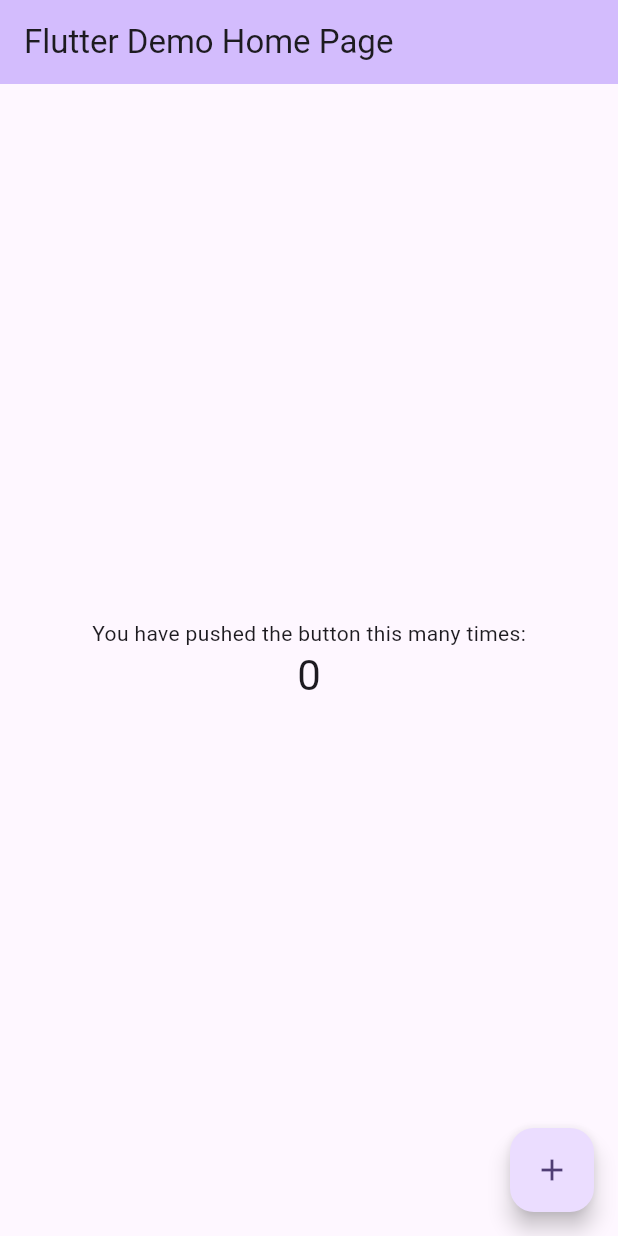
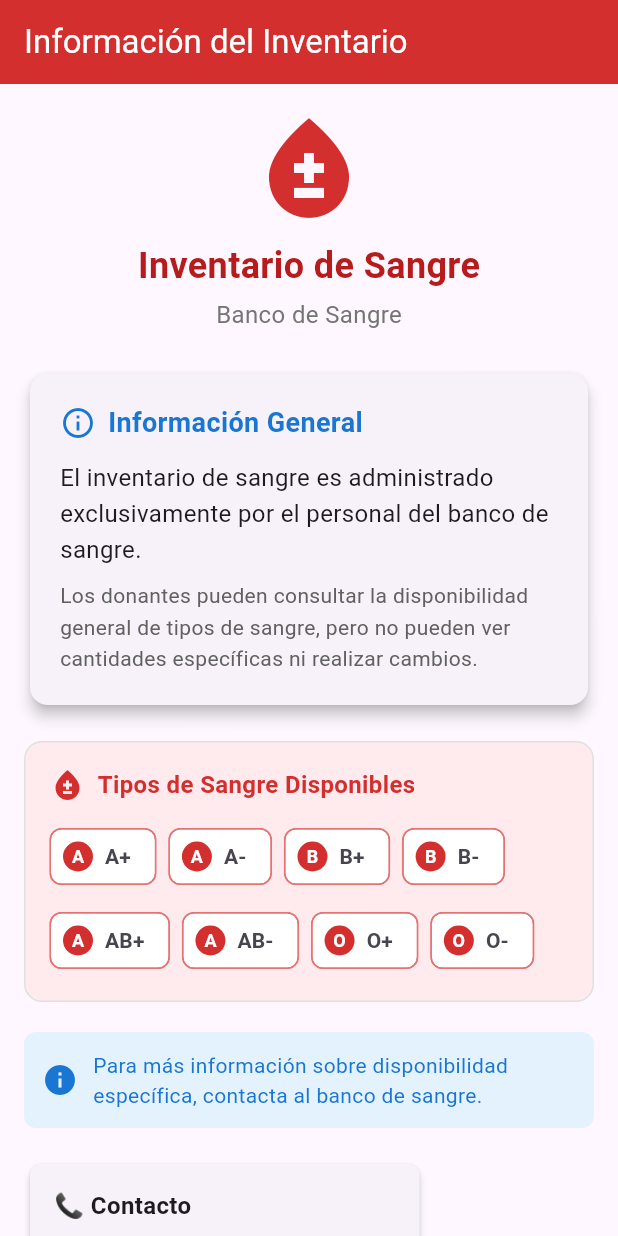
Before and after one commit to ivonny1704-coder/banco-sangre-app, a Flutter app: the screen it shows after launch, on a phone screen of 412 x 824 dp. Run offline on Flutter 3.47's test engine with Material 3 defaults, Android fonts, the phone set to English and light mode, and no system bars.

Commit message:
feat: pantalla de inventario en Flutter

```diff
--- a/lib/main.dart
+++ b/lib/main.dart
@@ -1,4 +1,5 @@
 import 'package:flutter/material.dart';
+import 'screens/inventario/inventario_screen.dart';
 
 void main() {
   runApp(const MyApp());
@@ -7,116 +8,13 @@ void main() {
 class MyApp extends StatelessWidget {
   const MyApp({super.key});
 
-  // This widget is the root of your application.
   @override
   Widget build(BuildContext context) {
     return MaterialApp(
-      title: 'Flutter Demo',
-      theme: ThemeData(
-        // This is the theme of your application.
-        //
-        // TRY THIS: Try running your application with "flutter run". You'll see
-        // the application has a purple toolbar. Then, without quitting the app,
-        // try changing the seedColor in the colorScheme below to Colors.green
-        // and then invoke "hot reload" (save your changes or press the "hot
-        // reload" button in a Flutter-supported IDE, or press "r" if you used
-        // the command line to start the app).
-        //
-        // Notice that the counter didn't reset back to zero; the application
-        // state is not lost during the reload. To reset the state, use hot
-        // restart instead.
-        //
-        // This works for code too, not just values: Most code changes can be
-        // tested with just a hot reload.
-        colorScheme: .fromSeed(seedColor: Colors.deepPurple),
-      ),
-      home: const MyHomePage(title: 'Flutter Demo Home Page'),
+      title: 'Banco de Sangre',
+      theme: ThemeData(primarySwatch: Colors.red, useMaterial3: true),
+      home: const InventarioScreen(), // ← Pantalla de inventario
+      debugShowCheckedModeBanner: false,
     );
   }
 }
-
-class MyHomePage extends StatefulWidget {
-  const MyHomePage({super.key, required this.title});
-
-  // This widget is the home page of your application. It is stateful, meaning
-  // that it has a State object (defined below) that contains fields that affect
-  // how it looks.
-
-  // This class is the configuration for the state. It holds the values (in this
-  // case the title) provided by the parent (in this case the App widget) and
-  // used by the build method of the State. Fields in a Widget subclass are
-  // always marked "final".
-
-  final String title;
-
-  @override
-  State<MyHomePage> createState() => _MyHomePageState();
-}
-
-class _MyHomePageState extends State<MyHomePage> {
-  int _counter = 0;
-
-  void _incrementCounter() {
-    setState(() {
-      // This call to setState tells the Flutter framework that something has
-      // changed in this State, which causes it to rerun the build method below
-      // so that the display can reflect the updated values. If we changed
-      // _counter without calling setState(), then the build method would not be
-      // called again, and so nothing would appear to happen.
-      _counter++;
-    });
-  }
-
-  @override
-  Widget build(BuildContext context) {
-    // This method is rerun every time setState is called, for instance as done
-    // by the _incrementCounter method above.
-    //
-    // The Flutter framework has been optimized to make rerunning build methods
-    // fast, so that you can just rebuild anything that needs updating rather
-    // than having to individually change instances of widgets.
-    return Scaffold(
-      appBar: AppBar(
-        // TRY THIS: Try changing the color here to a specific color (to
-        // Colors.amber, perhaps?) and trigger a hot reload to see the AppBar
-        // change color while the other colors stay the same.
-        backgroundColor: Theme.of(context).colorScheme.inversePrimary,
-        // Here we take the value from the MyHomePage object that was created by
-        // the App.build method, and use it to set our appbar title.
-        title: Text(widget.title),
-      ),
-      body: Center(
-        // Center is a layout widget. It takes a single child and positions it
-        // in the middle of the parent.
-        child: Column(
-          // Column is also a layout widget. It takes a list of children and
-          // arranges them vertically. By default, it sizes itself to fit its
-          // children horizontally, and tries to be as tall as its parent.
-          //
-          // Column has various properties to control how it sizes itself and
-          // how it positions its children. Here we use mainAxisAlignment to
-          // center the children vertically; the main axis here is the vertical
-          // axis because Columns are vertical (the cross axis would be
-          // horizontal).
-          //
-          // TRY THIS: Invoke "debug painting" (choose the "Toggle Debug Paint"
-          // action in the IDE, or press "p" in the console), to see the
-          // wireframe for each widget.
-          mainAxisAlignment: .center,
-          children: [
-            const Text('You have pushed the button this many times:'),
-            Text(
-              '$_counter',
-              style: Theme.of(context).textTheme.headlineMedium,
-            ),
-          ],
-        ),
-      ),
-      floatingActionButton: FloatingActionButton(
-        onPressed: _incrementCounter,
-        tooltip: 'Increment',
-        child: const Icon(Icons.add),
-      ),
-    );
-  }
-}
--- a/lib/routes/app_routes.dart
+++ b/lib/routes/app_routes.dart
@@ -0,0 +1,5 @@
+// Agregar al inicio del archivo
+import '../screens/inventario/inventario_screen.dart';
+
+// Dentro de la lista de rutas, agregar:
+'/inventario': (context) => const InventarioScreen(),
--- a/lib/screens/inventario/inventario_screen.dart
+++ b/lib/screens/inventario/inventario_screen.dart
@@ -0,0 +1,222 @@
+import 'package:flutter/material.dart';
+
+class InventarioScreen extends StatelessWidget {
+  const InventarioScreen({super.key});
+
+  @override
+  Widget build(BuildContext context) {
+    return Scaffold(
+      appBar: AppBar(
+        title: const Text('Información del Inventario'),
+        backgroundColor: Colors.red.shade700,
+        foregroundColor: Colors.white,
+        elevation: 0,
+      ),
+      body: SingleChildScrollView(
+        padding: const EdgeInsets.all(16.0),
+        child: Column(
+          crossAxisAlignment: CrossAxisAlignment.start,
+          children: [
+            // Icono y título
+            Center(
+              child: Column(
+                children: [
+                  Icon(Icons.bloodtype, size: 80, color: Colors.red.shade700),
+                  const SizedBox(height: 8),
+                  Text(
+                    'Inventario de Sangre',
+                    style: TextStyle(
+                      fontSize: 24,
+                      fontWeight: FontWeight.bold,
+                      color: Colors.red.shade900,
+                    ),
+                  ),
+                  const SizedBox(height: 4),
+                  Text(
+                    'Banco de Sangre',
+                    style: TextStyle(fontSize: 16, color: Colors.grey.shade600),
+                  ),
+                ],
+              ),
+            ),
+
+            const SizedBox(height: 24),
+
+            // Tarjeta informativa
+            Card(
+              elevation: 4,
+              shape: RoundedRectangleBorder(
+                borderRadius: BorderRadius.circular(12),
+              ),
+              child: Padding(
+                padding: const EdgeInsets.all(20.0),
+                child: Column(
+                  crossAxisAlignment: CrossAxisAlignment.start,
+                  children: [
+                    Row(
+                      children: [
+                        Icon(Icons.info_outline, color: Colors.blue.shade700),
+                        const SizedBox(width: 8),
+                        Text(
+                          'Información General',
+                          style: TextStyle(
+                            fontSize: 18,
+                            fontWeight: FontWeight.bold,
+                            color: Colors.blue.shade700,
+                          ),
+                        ),
+                      ],
+                    ),
+                    const SizedBox(height: 12),
+                    Text(
+                      'El inventario de sangre es administrado exclusivamente por el personal del banco de sangre.',
+                      style: TextStyle(fontSize: 16, height: 1.5),
+                    ),
+                    const SizedBox(height: 8),
+                    Text(
+                      'Los donantes pueden consultar la disponibilidad general de tipos de sangre, pero no pueden ver cantidades específicas ni realizar cambios.',
+                      style: TextStyle(
+                        fontSize: 14,
+                        color: Colors.grey.shade700,
+                        height: 1.5,
+                      ),
+                    ),
+                  ],
+                ),
+              ),
+            ),
+
+            const SizedBox(height: 20),
+
+            // Tipos de sangre disponibles
+            Container(
+              padding: const EdgeInsets.all(16),
+              decoration: BoxDecoration(
+                border: Border.all(color: Colors.grey.shade300),
+                borderRadius: BorderRadius.circular(12),
+                color: Colors.red.shade50,
+              ),
+              child: Column(
+                crossAxisAlignment: CrossAxisAlignment.start,
+                children: [
+                  Row(
+                    children: [
+                      Icon(Icons.bloodtype, color: Colors.red.shade700),
+                      const SizedBox(width: 8),
+                      Text(
+                        'Tipos de Sangre Disponibles',
+                        style: TextStyle(
+                          fontWeight: FontWeight.bold,
+                          fontSize: 16,
+                          color: Colors.red.shade700,
+                        ),
+                      ),
+                    ],
+                  ),
+                  const SizedBox(height: 12),
+                  Wrap(
+                    spacing: 8,
+                    runSpacing: 8,
+                    children: const [
+                      _TipoSangreChip('A+'),
+                      _TipoSangreChip('A-'),
+                      _TipoSangreChip('B+'),
+                      _TipoSangreChip('B-'),
+                      _TipoSangreChip('AB+'),
+                      _TipoSangreChip('AB-'),
+                      _TipoSangreChip('O+'),
+                      _TipoSangreChip('O-'),
+                    ],
+                  ),
+                ],
+              ),
+            ),
+
+            const SizedBox(height: 20),
+
+            // Nota adicional
+            Container(
+              padding: const EdgeInsets.all(12),
+              decoration: BoxDecoration(
+                color: Colors.blue.shade50,
+                borderRadius: BorderRadius.circular(8),
+              ),
+              child: Row(
+                children: [
+                  Icon(Icons.info, color: Colors.blue.shade700),
+                  const SizedBox(width: 10),
+                  Expanded(
+                    child: Text(
+                      'Para más información sobre disponibilidad específica, contacta al banco de sangre.',
+                      style: TextStyle(
+                        color: Colors.blue.shade700,
+                        fontSize: 14,
+                      ),
+                    ),
+                  ),
+                ],
+              ),
+            ),
+
+            const SizedBox(height: 20),
+
+            // Información de contacto
+            Card(
+              elevation: 2,
+              shape: RoundedRectangleBorder(
+                borderRadius: BorderRadius.circular(8),
+              ),
+              child: Padding(
+                padding: const EdgeInsets.all(16.0),
+                child: Column(
+                  crossAxisAlignment: CrossAxisAlignment.start,
+                  children: [
+                    Text(
+                      '📞 Contacto',
+                      style: TextStyle(
+                        fontWeight: FontWeight.bold,
+                        fontSize: 16,
+                      ),
+                    ),
+                    const SizedBox(height: 8),
+                    const Text('Teléfono: (123) 456-7890'),
+                    const Text('Email: banco.sangre@hospital.com'),
+                    const Text('Dirección: Calle Principal #123'),
+                  ],
+                ),
+              ),
+            ),
+          ],
+        ),
+      ),
+    );
+  }
+}
+
+// Widget para mostrar cada tipo de sangre como un chip
+class _TipoSangreChip extends StatelessWidget {
+  final String tipo;
+
+  const _TipoSangreChip(this.tipo);
+
+  @override
+  Widget build(BuildContext context) {
+    return Chip(
+      label: Text(tipo, style: const TextStyle(fontWeight: FontWeight.bold)),
+      backgroundColor: Colors.white,
+      side: BorderSide(color: Colors.red.shade300),
+      avatar: CircleAvatar(
+        backgroundColor: Colors.red.shade700,
+        radius: 14,
+        child: Text(
+          tipo[0],
+          style: const TextStyle(
+            color: Colors.white,
+            fontSize: 12,
+            fontWeight: FontWeight.bold,
+          ),
+        ),
+      ),
+    );
+  }
+}
```
